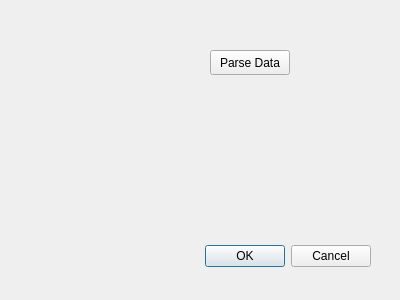
Above: parserdialog.ui from skullanbones/ts-analyzer before the change. Below: the same form after it.
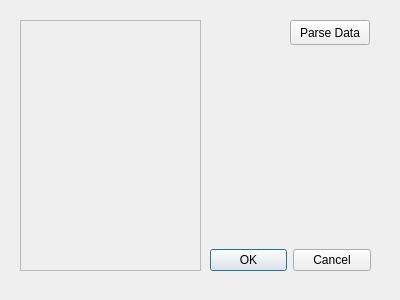
That is the form after the change.

Commit message: Add Title TsAnalyzer.

The edit to the form file:
```diff
--- a/parserdialog.ui
+++ b/parserdialog.ui
@@ -16,10 +16,10 @@
   <widget class="QDialogButtonBox" name="buttonBox">
    <property name="geometry">
     <rect>
-     <x>30</x>
+     <x>210</x>
      <y>240</y>
-     <width>341</width>
-     <height>32</height>
+     <width>161</width>
+     <height>41</height>
     </rect>
    </property>
    <property name="orientation">
@@ -32,8 +32,8 @@
   <widget class="QPushButton" name="parseButton">
    <property name="geometry">
     <rect>
-     <x>210</x>
-     <y>50</y>
+     <x>290</x>
+     <y>20</y>
      <width>80</width>
      <height>25</height>
     </rect>
@@ -42,6 +42,29 @@
     <string>Parse Data</string>
    </property>
   </widget>
+  <widget class="QScrollArea" name="scrollArea">
+   <property name="geometry">
+    <rect>
+     <x>20</x>
+     <y>20</y>
+     <width>181</width>
+     <height>251</height>
+    </rect>
+   </property>
+   <property name="widgetResizable">
+    <bool>true</bool>
+   </property>
+   <widget class="QWidget" name="scrollAreaWidgetContents">
+    <property name="geometry">
+     <rect>
+      <x>0</x>
+      <y>0</y>
+      <width>179</width>
+      <height>249</height>
+     </rect>
+    </property>
+   </widget>
+  </widget>
  </widget>
  <resources/>
  <connections>
```
The commit also changes 2 other files.
